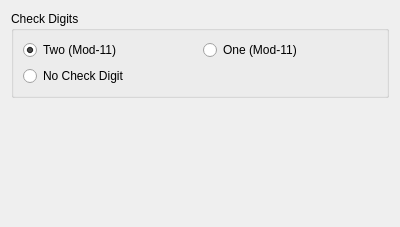
novcom/zint, file frontend_qt/grpC11.ui: the form before one commit.
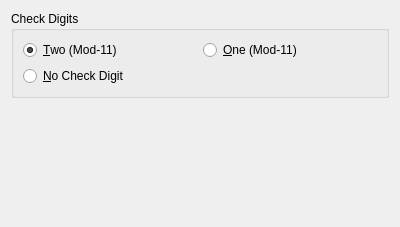
The form after the commit.

```diff
--- a/frontend_qt/grpC11.ui
+++ b/frontend_qt/grpC11.ui
@@ -29,7 +29,10 @@
       <item row="0" column="0">
        <widget class="QRadioButton" name="radC11TwoCheckDigits">
         <property name="text">
-         <string>Two (Mod-11)</string>
+         <string>&amp;Two (Mod-11)</string>
+        </property>
+        <property name="toolTip">
+         <string>Add 2 mod-11 check digits</string>
         </property>
         <property name="checked">
          <bool>true</bool>
@@ -39,14 +42,20 @@
       <item row="0" column="1">
        <widget class="QRadioButton" name="radC11OneCheckDigit">
         <property name="text">
-         <string>One (Mod-11)</string>
+         <string>&amp;One (Mod-11)</string>
+        </property>
+        <property name="toolTip">
+         <string>Add 1 mod-11 check digit</string>
         </property>
        </widget>
       </item>
       <item row="1" column="0">
        <widget class="QRadioButton" name="radC11NoCheckDigits">
         <property name="text">
-         <string>No Check Digit</string>
+         <string>&amp;No Check Digit</string>
+        </property>
+        <property name="toolTip">
+         <string>Do not add any check digits</string>
         </property>
        </widget>
       </item>
```
Left out of the diff: 3 changed lines with no effect on the pictures.
